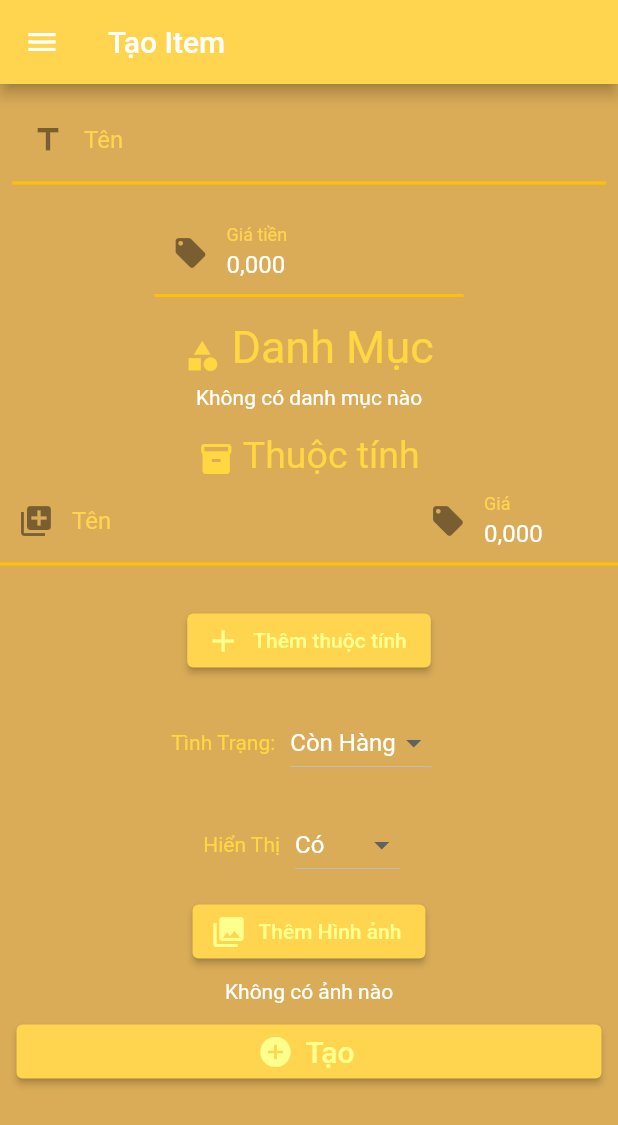
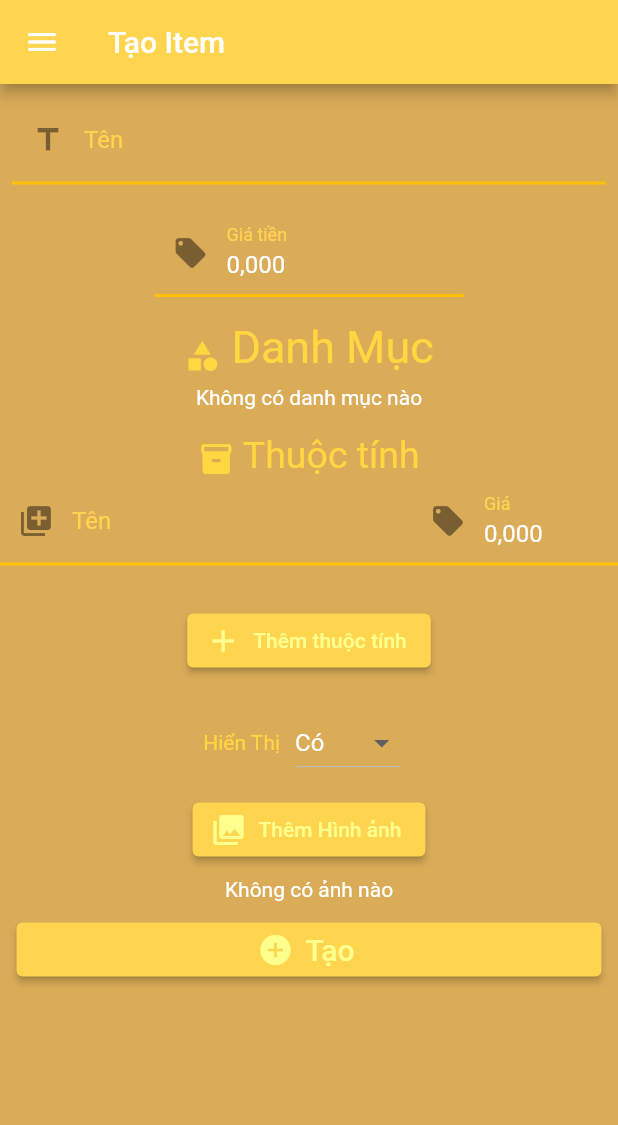
Before and after one commit to dim0147/Hai-Coffe-DenMo, a Flutter app: the CreateItemScreen screen opened by its route, on a phone screen of 412 x 824 dp. Shown: the top 1125 px of the screen. Run offline on Flutter 3.47's test engine with Material 2 defaults, Android fonts, the phone set to English and light mode, and no system bars; our stand-ins replace extended_masked_text, flutter_slidable, get, hive, hive_flutter, image_picker and 1 more; accounts and stored records are empty; generated files the repository leaves out were written again.

Commit message:
Remove status column in item table

```diff
--- a/lib/Model/Item.dart
+++ b/lib/Model/Item.dart
@@ -1,6 +1,4 @@
 import 'package:moor/moor.dart';
-
-enum Status { InStock, OutStock }
 
 class Items extends Table {
   IntColumn get id => integer().autoIncrement()();
@@ -10,7 +8,6 @@ class Items extends Table {
   IntColumn get ancestorItemId =>
       integer().nullable().customConstraint('REFERENCES items(id)')();
   BoolColumn get visibility => boolean().withDefault(Constant(true))();
-  IntColumn get status => intEnum<Status>()();
 }
 
 // One item have many categories
--- a/lib/Screen/Item/CreateItemScreen.dart
+++ b/lib/Screen/Item/CreateItemScreen.dart
@@ -203,37 +203,6 @@ class CreateItemScreen extends GetView<CreateItemController> {
                   ],
                 ),
 
-                // Status
-                Row(
-                  mainAxisAlignment: MainAxisAlignment.center,
-                  children: [
-                    Text(
-                      'Tình Trạng:',
-                      style: TextStyle(color: AppConfig.HEADER_COLOR),
-                    ),
-                    Padding(
-                      padding: EdgeInsets.all(10),
-                      child: Obx(
-                        () => DropdownButton<Status>(
-                          dropdownColor: AppConfig.MAIN_COLOR,
-                          items: [
-                            DropdownMenuItem<Status>(
-                              value: Status.InStock,
-                              child: Text('Còn Hàng'),
-                            ),
-                            DropdownMenuItem<Status>(
-                              value: Status.OutStock,
-                              child: Text('Hết Hàng'),
-                            ),
-                          ],
-                          value: controller.status.value,
-                          onChanged: controller.onChangeStatus,
-                        ),
-                      ),
-                    ),
-                  ],
-                ),
-
                 // Visibility
                 Row(
                   mainAxisAlignment: MainAxisAlignment.center,
```
Also changed, not shown: lib/Controller/Item/CreateItemController.dart (+0 -8 lines), lib/Controller/Item/EditItemController.dart (+0 -8 lines), lib/DB/Database.dart (+4 -4 lines), lib/Screen/Item/EditItemScreen.dart (+0 -31 lines), lib/DB/Database.g.dart.
